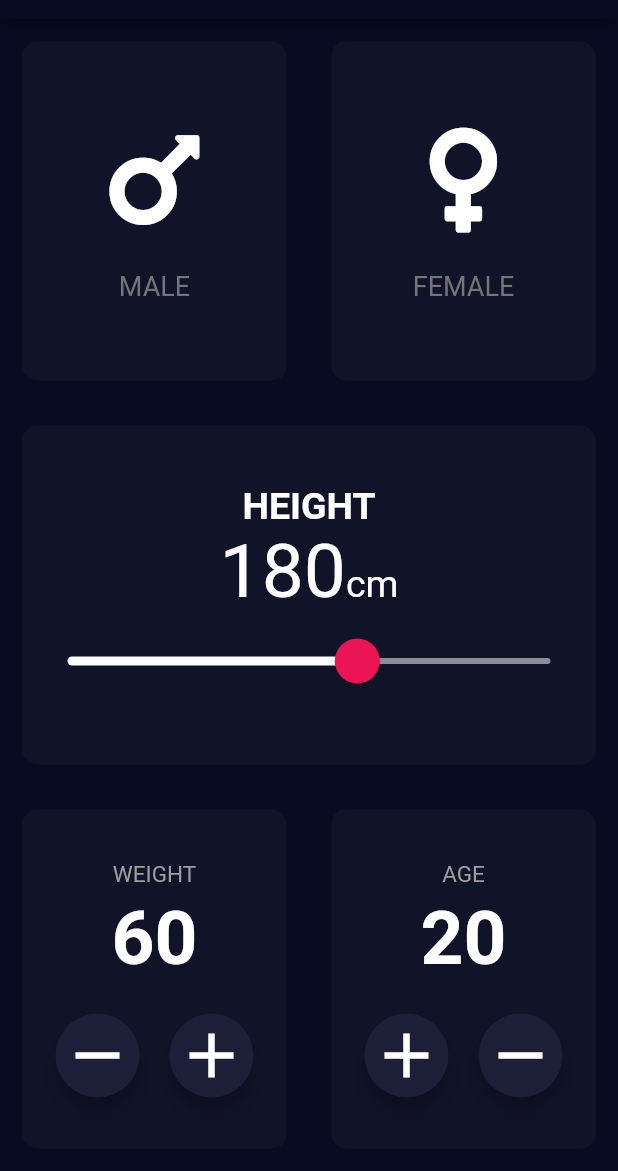
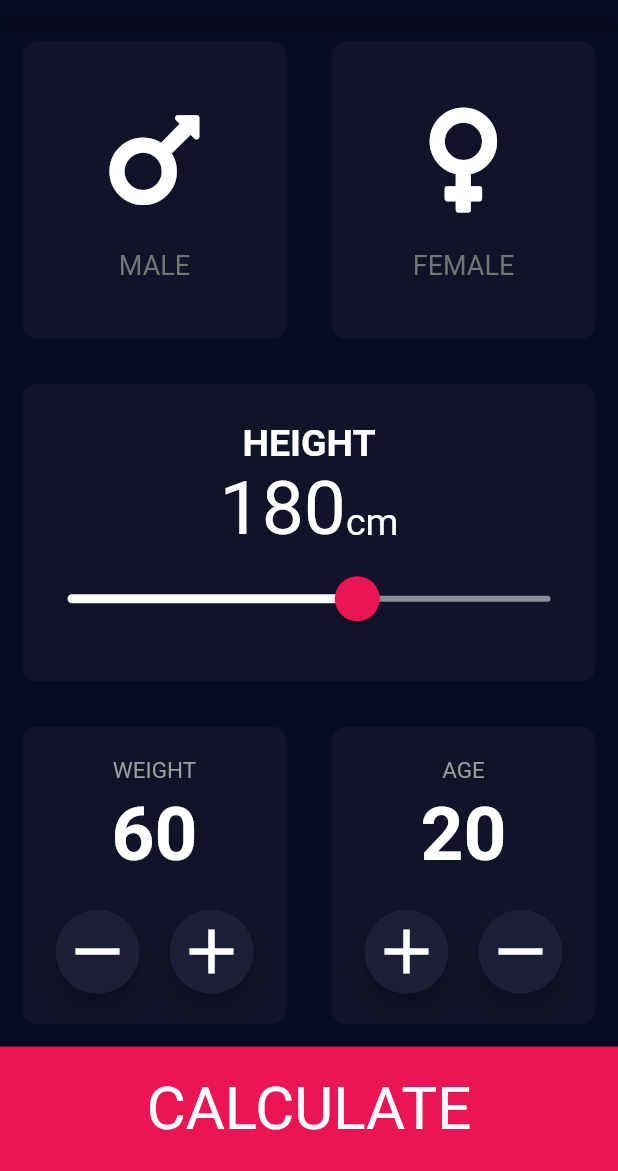
Before and after one commit to HassanDev1/bmi_calculator, a Flutter app: the screen it shows after launch, on a phone screen of 412 x 824 dp, the part 65-1236 px from its top. Run offline on Flutter 3.47's test engine with Material 2 defaults, Android fonts, the phone set to English and light mode, and no system bars; our stand-ins replace font_awesome_flutter.

Commit message:
added bottom button

```diff
--- a/lib/main.dart
+++ b/lib/main.dart
@@ -43,6 +43,7 @@ class _InputPageState extends State<InputPage> {
         title: Text("BMI CALCULATOR"),
       ),
       body: Column(
+        crossAxisAlignment: CrossAxisAlignment.stretch,
         children: <Widget>[
          Expanded(
                     child: Row(
@@ -253,7 +254,20 @@ class _InputPageState extends State<InputPage> {
                 ),
            ],
          ),
-             )
+        ),
+        GestureDetector(
+          onTap: (){},
+          child: Container(
+            padding: EdgeInsets.all(18.0),
+            color:  Color(0xFFEB1555),
+            child: Text("CALCULATE",
+            textAlign: TextAlign.center,
+            style: TextStyle(
+              fontSize:40.0
+            )
+            ),
+          ),
+        )
 
         ],
       )
```
